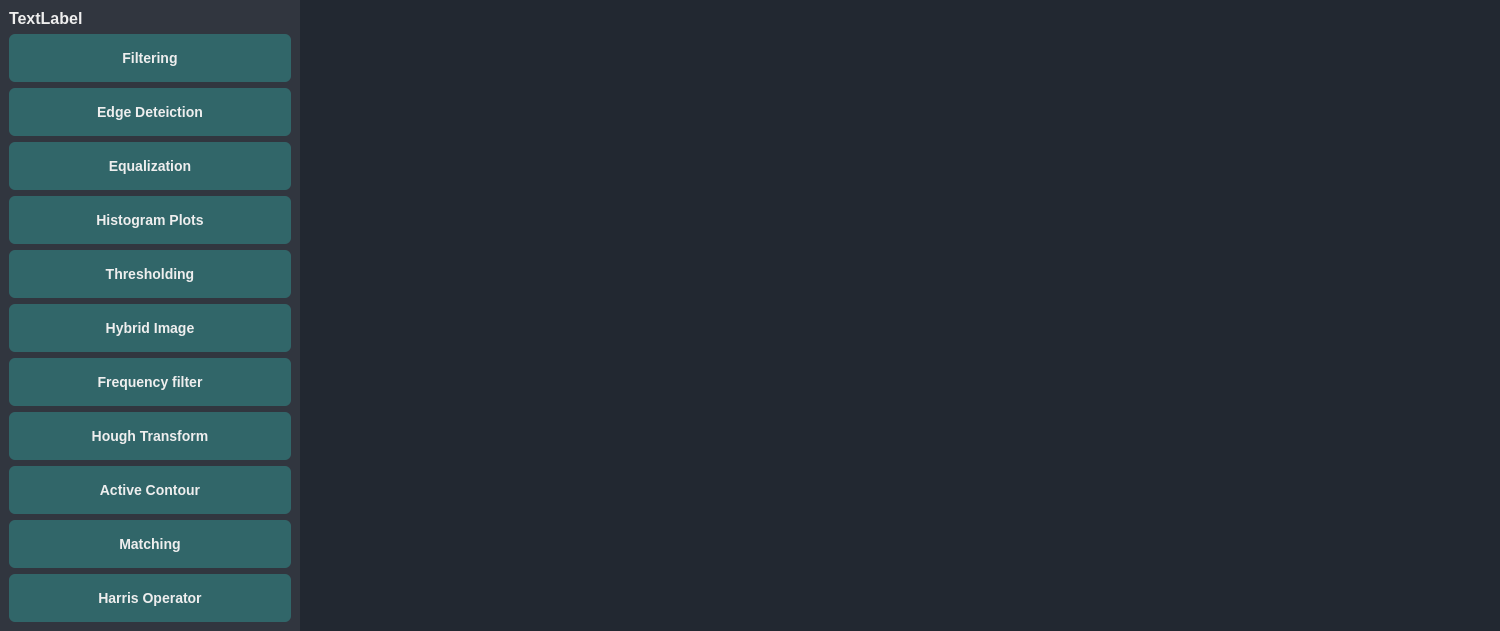
This is Task1/UI/mainwindow.ui in SBME2025-ComputerVision/Task1_CV_CPP as Qt 5 draws it before an edit. The edited form follows.
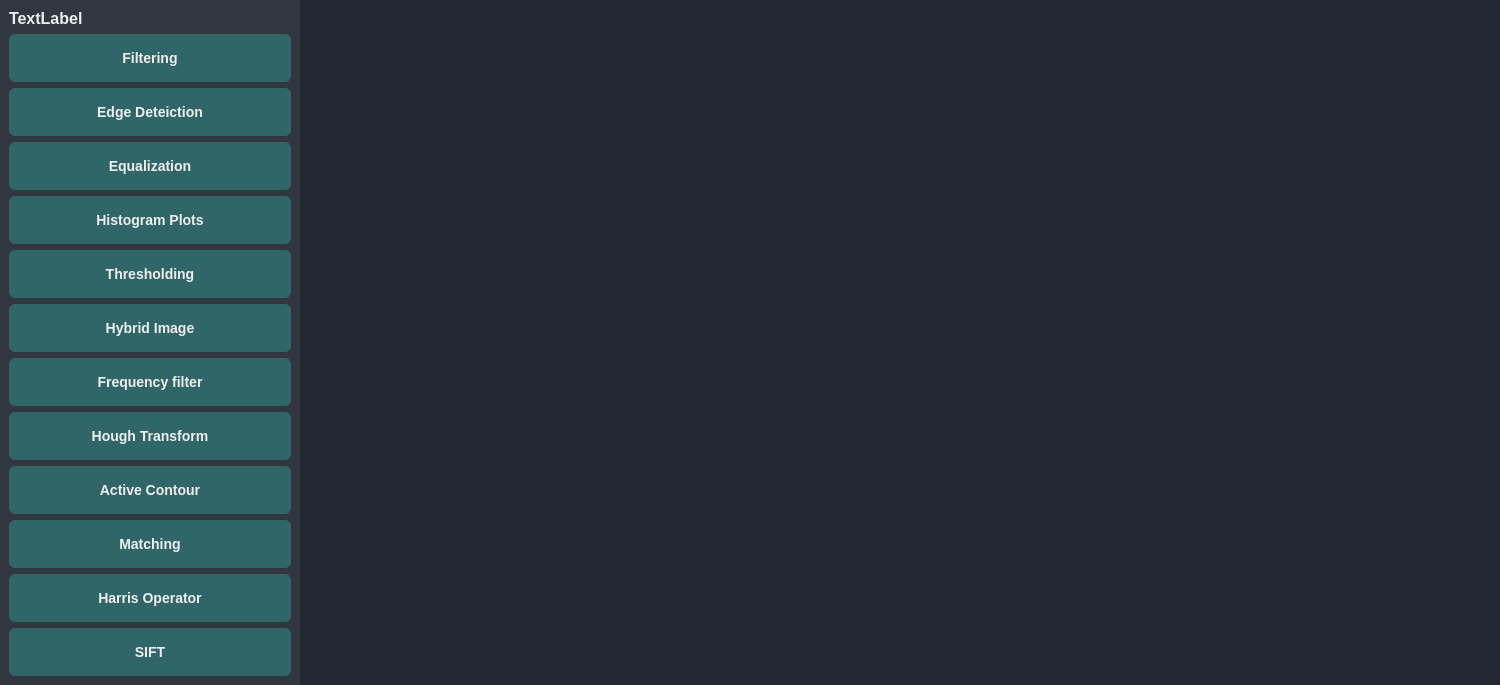
This is the edited form.

Commit message: Add  Sift + Matching

Diff of the .ui file:
```diff
--- a/Task1/UI/mainwindow.ui
+++ b/Task1/UI/mainwindow.ui
@@ -7,7 +7,7 @@
     <x>0</x>
     <y>0</y>
     <width>1500</width>
-    <height>615</height>
+    <height>663</height>
    </rect>
   </property>
   <property name="windowTitle">
@@ -205,6 +205,13 @@
          </property>
         </widget>
        </item>
+       <item>
+        <widget class="QPushButton" name="siftBtn">
+         <property name="text">
+          <string>SIFT</string>
+         </property>
+        </widget>
+       </item>
        <item>
         <spacer name="verticalSpacer">
          <property name="orientation">
```
The commit also changes 19 other files.
